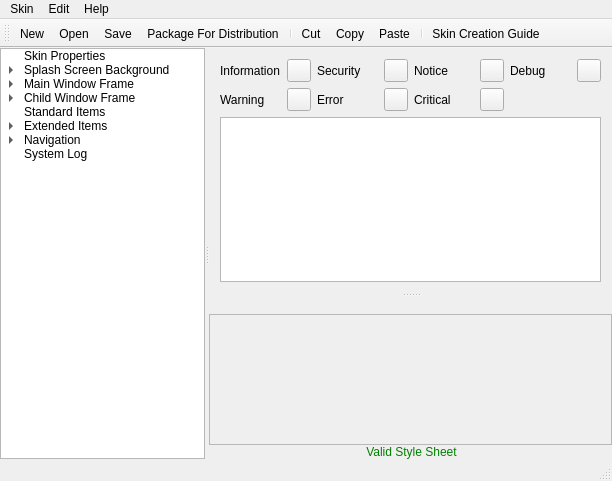
Qt form trunk/QuazaaSkinTool/mainwindow.ui (c3c/quazaa) before a commit.
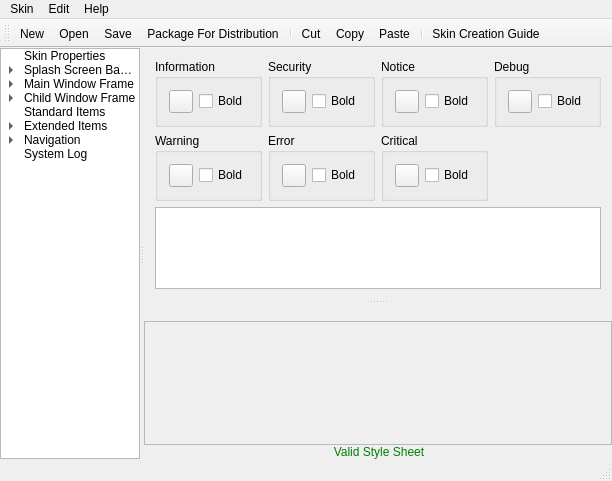
The same form after that commit. Icons and pictures are not drawn.

Commit message: Log colors and bold can now be edited in skin editor.

The edit to the form file:
```diff
--- a/trunk/QuazaaSkinTool/mainwindow.ui
+++ b/trunk/QuazaaSkinTool/mainwindow.ui
@@ -2248,108 +2248,188 @@
          <layout class="QGridLayout" name="gridLayout_4">
           <item row="0" column="0">
            <layout class="QGridLayout" name="gridLayout_2">
+            <item row="1" column="4">
+             <spacer name="horizontalSpacer">
+              <property name="orientation">
+               <enum>Qt::Horizontal</enum>
+              </property>
+              <property name="sizeHint" stdset="0">
+               <size>
+                <width>40</width>
+                <height>20</height>
+               </size>
+              </property>
+             </spacer>
+            </item>
             <item row="0" column="0">
-             <widget class="QLabel" name="label">
-              <property name="text">
+             <widget class="QGroupBox" name="groupBox">
+              <property name="title">
                <string>Information</string>
               </property>
+              <layout class="QHBoxLayout" name="horizontalLayout_2">
+               <item>
+                <widget class="QToolButton" name="toolButtonColorInformation">
+                 <property name="text">
+                  <string/>
+                 </property>
+                </widget>
+               </item>
+               <item>
+                <widget class="QCheckBox" name="checkBoxInformationBold">
+                 <property name="text">
+                  <string>Bold</string>
+                 </property>
+                </widget>
+               </item>
+              </layout>
              </widget>
             </item>
             <item row="0" column="1">
-             <widget class="QToolButton" name="toolButtonColorInformation">
-              <property name="text">
-               <string/>
-              </property>
-             </widget>
-            </item>
-            <item row="0" column="5">
-             <widget class="QToolButton" name="toolButtonColorNotice">
-              <property name="text">
-               <string/>
-              </property>
-             </widget>
-            </item>
-            <item row="0" column="2">
-             <widget class="QLabel" name="label_2">
-              <property name="text">
+             <widget class="QGroupBox" name="groupBox_2">
+              <property name="title">
                <string>Security</string>
               </property>
+              <layout class="QHBoxLayout" name="horizontalLayout_3">
+               <item>
+                <widget class="QToolButton" name="toolButtonColorSecurity">
+                 <property name="text">
+                  <string/>
+                 </property>
+                </widget>
+               </item>
+               <item>
+                <widget class="QCheckBox" name="checkBoxSecurityBold">
+                 <property name="text">
+                  <string>Bold</string>
+                 </property>
+                </widget>
+               </item>
+              </layout>
              </widget>
             </item>
-            <item row="0" column="4">
-             <widget class="QLabel" name="label_9">
-              <property name="text">
+            <item row="0" column="2">
+             <widget class="QGroupBox" name="groupBox_3">
+              <property name="title">
                <string>Notice</string>
               </property>
+              <layout class="QHBoxLayout" name="horizontalLayout_4">
+               <item>
+                <widget class="QToolButton" name="toolButtonColorNotice">
+                 <property name="text">
+                  <string/>
+                 </property>
+                </widget>
+               </item>
+               <item>
+                <widget class="QCheckBox" name="checkBoxNoticeBold">
+                 <property name="text">
+                  <string>Bold</string>
+                 </property>
+                </widget>
+               </item>
+              </layout>
              </widget>
             </item>
             <item row="0" column="3">
-             <widget class="QToolButton" name="toolButtonColorSecurity">
-              <property name="text">
-               <string/>
-              </property>
-             </widget>
-            </item>
-            <item row="0" column="6">
-             <widget class="QLabel" name="label_10">
-              <property name="text">
+             <widget class="QGroupBox" name="groupBox_4">
+              <property name="title">
                <string>Debug</string>
               </property>
-             </widget>
-            </item>
-            <item row="0" column="7">
-             <widget class="QToolButton" name="toolButtonColorDebug">
-              <property name="text">
-               <string/>
-              </property>
+              <layout class="QHBoxLayout" name="horizontalLayout_5">
+               <item>
+                <widget class="QToolButton" name="toolButtonColorDebug">
+                 <property name="text">
+                  <string/>
+                 </property>
+                </widget>
+               </item>
+               <item>
+                <widget class="QCheckBox" name="checkBoxDebugBold">
+                 <property name="text">
+                  <string>Bold</string>
+                 </property>
+                </widget>
+               </item>
+              </layout>
              </widget>
             </item>
             <item row="1" column="0">
-             <widget class="QLabel" name="label_11">
-              <property name="text">
+             <widget class="QGroupBox" name="groupBox_5">
+              <property name="title">
                <string>Warning</string>
               </property>
+              <layout class="QHBoxLayout" name="horizontalLayout_6">
+               <item>
+                <widget class="QToolButton" name="toolButtonColorWarning">
+                 <property name="text">
+                  <string/>
+                 </property>
+                </widget>
+               </item>
+               <item>
+                <widget class="QCheckBox" name="checkBoxWarningBold">
+                 <property name="text">
+                  <string>Bold</string>
+                 </property>
+                </widget>
+               </item>
+              </layout>
              </widget>
             </item>
             <item row="1" column="1">
-             <widget class="QToolButton" name="toolButtonColorWarning">
-              <property name="text">
-               <string/>
-              </property>
-             </widget>
-            </item>
-            <item row="1" column="2">
-             <widget class="QLabel" name="label_12">
-              <property name="text">
+             <widget class="QGroupBox" name="groupBox_6">
+              <property name="title">
                <string>Error</string>
               </property>
+              <layout class="QHBoxLayout" name="horizontalLayout_7">
+               <item>
+                <widget class="QToolButton" name="toolButtonColorError">
+                 <property name="text">
+                  <string/>
+                 </property>
+                </widget>
+               </item>
+               <item>
+                <widget class="QCheckBox" name="checkBoxErrorBold">
+                 <property name="text">
+                  <string>Bold</string>
+                 </property>
+                </widget>
+               </item>
+              </layout>
              </widget>
             </item>
-            <item row="1" column="3">
-             <widget class="QToolButton" name="toolButtonColorError">
-              <property name="text">
-               <string/>
-              </property>
-             </widget>
-            </item>
-            <item row="1" column="4">
-             <widget class="QLabel" name="label_13">
-              <property name="text">
+            <item row="1" column="2">
+             <widget class="QGroupBox" name="groupBox_7">
+              <property name="title">
                <string>Critical</string>
               </property>
-             </widget>
-            </item>
-            <item row="1" column="5">
-             <widget class="QToolButton" name="toolButtonColorCritical">
-              <property name="text">
-               <string/>
-              </property>
+              <layout class="QHBoxLayout" name="horizontalLayout_8">
+               <item>
+                <widget class="QToolButton" name="toolButtonColorCritical">
+                 <property name="text">
+                  <string/>
+                 </property>
+                </widget>
+               </item>
+               <item>
+                <widget class="QCheckBox" name="checkBoxCriticalBold">
+                 <property name="text">
+                  <string>Bold</string>
+                 </property>
+                </widget>
+               </item>
+              </layout>
              </widget>
             </item>
            </layout>
           </item>
           <item row="1" column="0">
-           <widget class="QTextEdit" name="textEdit"/>
+           <widget class="QTextEdit" name="textEditLogPreview">
+            <property name="readOnly">
+             <bool>true</bool>
+            </property>
+           </widget>
           </item>
          </layout>
         </widget>
```
Left out of the diff: 34 changed lines with no effect on the pictures. The commit also changes 6 other files.
